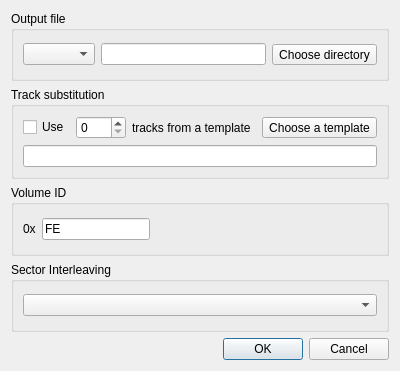
Before: the Qt Designer form src/convertdialog.ui in Ptr314/dsk_commander, drawn with Qt 5.
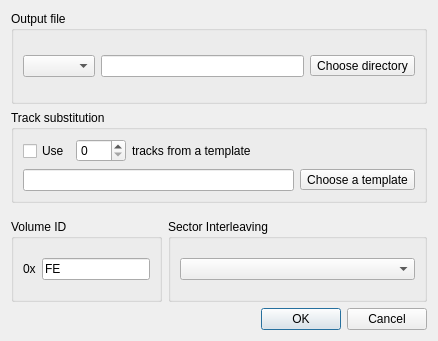
After: the same form once the commit is applied. Icons and pictures are not drawn.

What changed in the file:
```diff
--- a/src/convertdialog.ui
+++ b/src/convertdialog.ui
@@ -6,8 +6,8 @@
    <rect>
     <x>0</x>
     <y>0</y>
-    <width>400</width>
-    <height>371</height>
+    <width>438</width>
+    <height>341</height>
    </rect>
   </property>
   <property name="minimumSize">
@@ -109,20 +109,6 @@
             </property>
            </widget>
           </item>
-          <item>
-           <widget class="QToolButton" name="templateBtn">
-            <property name="toolTip">
-             <string>Set template file</string>
-            </property>
-            <property name="text">
-             <string>Choose a template</string>
-            </property>
-            <property name="icon">
-             <iconset resource="resources.qrc">
-              <normaloff>:/icons/folder_open</normaloff>:/icons/folder_open</iconset>
-            </property>
-           </widget>
-          </item>
          </layout>
         </item>
         <item>
@@ -137,6 +123,20 @@
             </property>
            </widget>
           </item>
+          <item>
+           <widget class="QToolButton" name="templateBtn">
+            <property name="toolTip">
+             <string>Set template file</string>
+            </property>
+            <property name="text">
+             <string>Choose a template</string>
+            </property>
+            <property name="icon">
+             <iconset resource="resources.qrc">
+              <normaloff>:/icons/folder_open</normaloff>:/icons/folder_open</iconset>
+            </property>
+           </widget>
+          </item>
          </layout>
         </item>
        </layout>
@@ -144,6 +144,11 @@
      </item>
     </layout>
    </item>
+   <item>
+    <layout class="QHBoxLayout" name="horizontalLayout_7" stretch="1,10">
+     <property name="topMargin">
+      <number>10</number>
+     </property>
    <item>
     <widget class="QGroupBox" name="volumeIDGroup">
      <property name="title">
@@ -191,22 +196,6 @@
         </property>
        </widget>
       </item>
-      <item>
-       <spacer name="horizontalSpacer">
-        <property name="orientation">
-         <enum>Qt::Orientation::Horizontal</enum>
-        </property>
-        <property name="sizeType">
-         <enum>QSizePolicy::Policy::Expanding</enum>
-        </property>
-        <property name="sizeHint" stdset="0">
-         <size>
-          <width>40</width>
-          <height>20</height>
-         </size>
-        </property>
-       </spacer>
-      </item>
      </layout>
     </widget>
    </item>
@@ -222,6 +211,8 @@
      </layout>
     </widget>
    </item>
+    </layout>
+   </item>
    <item>
     <widget class="QDialogButtonBox" name="buttonBox">
      <property name="orientation">
```
Left out of the diff: 50 changed lines with no effect on the pictures. Lines whose indentation alone changed are shown as unchanged.
